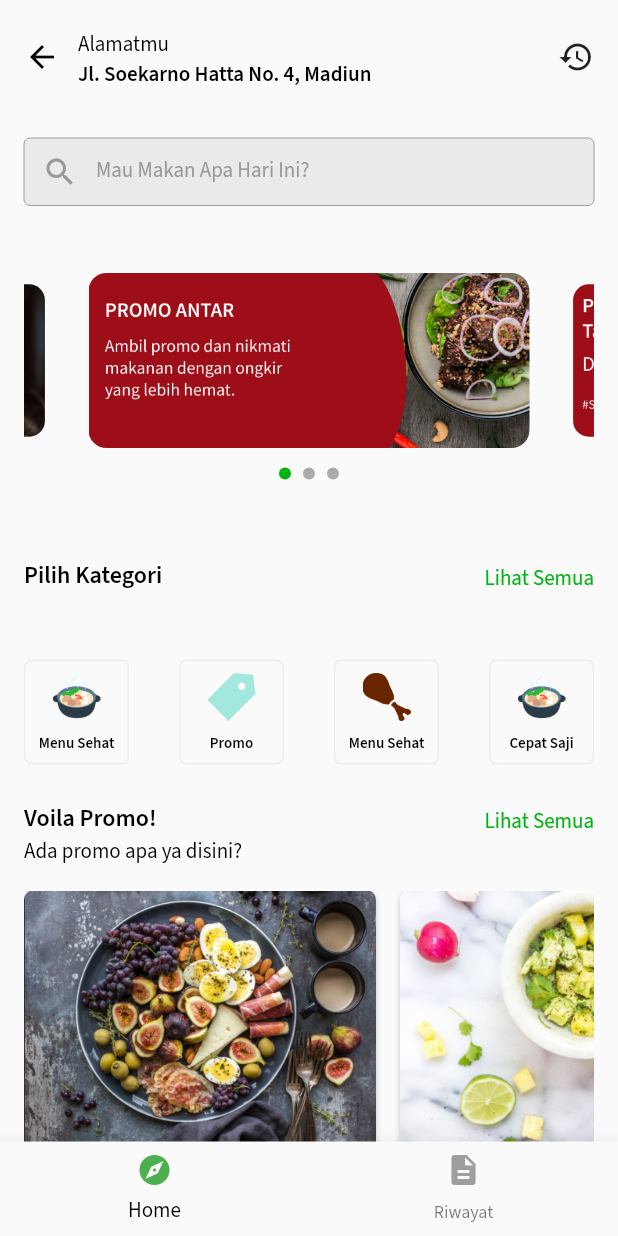
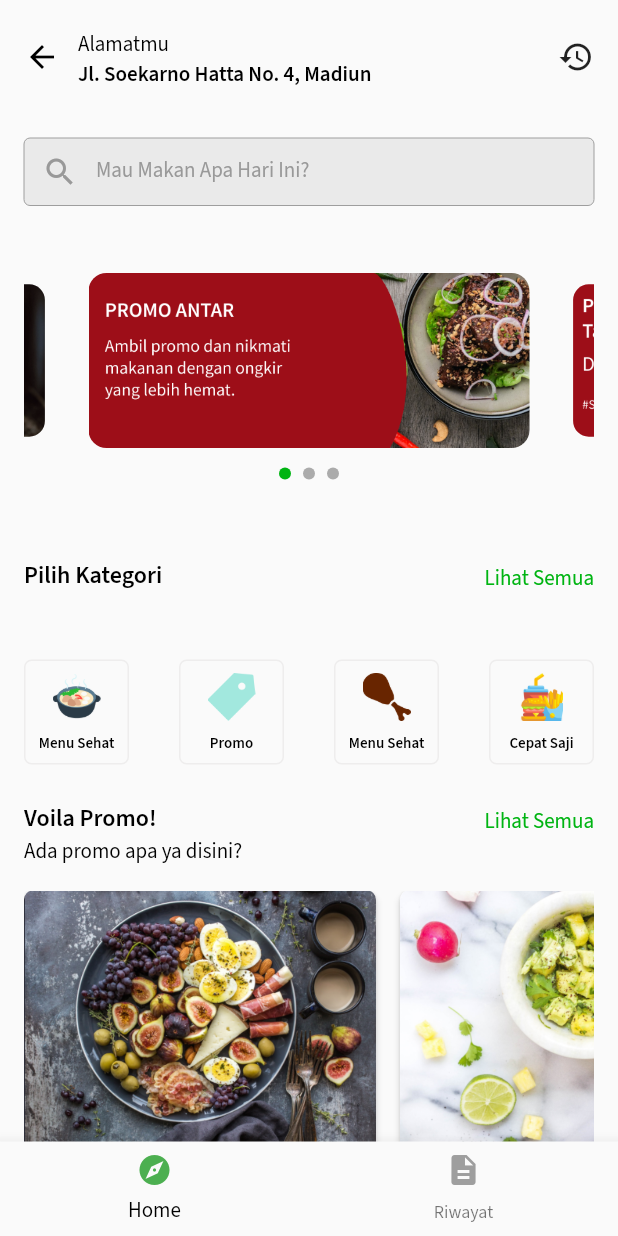
Before and after one commit to Azis202017/challenge-motion-lab, a Flutter app: the screen it shows after launch, on a phone screen of 412 x 824 dp. Run offline on Flutter 3.47's test engine with Material 2 defaults, Android fonts, the phone set to English and light mode, and no system bars; drawn by our look-alikes of carousel_slider; our stand-ins replace google_fonts, supercharged.

```diff
--- a/lib/app/widgets/list_kategori.dart
+++ b/lib/app/widgets/list_kategori.dart
@@ -26,7 +26,7 @@ class ListKategori extends StatelessWidget {
         ),
         MenuWidget(
           text: 'Cepat Saji',
-          image: 'assets/images/emoji_food.png',
+          image: 'assets/images/cepat_saji.png',
         ),
       ],
     );
```
